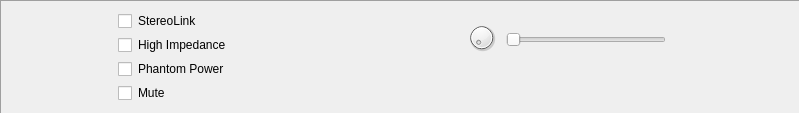
Old version of the form src/widgets/audiochannelfeaturewidget.ui in the repository dehnhardt/iconnconfig.
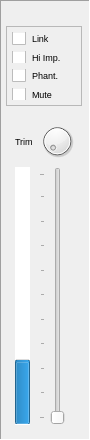
New version of the form.

Commit message: Some kind of mixer layout for audio in- and outputs

```diff
--- a/src/widgets/audiochannelfeaturewidget.ui
+++ b/src/widgets/audiochannelfeaturewidget.ui
@@ -6,20 +6,26 @@
    <rect>
     <x>0</x>
     <y>0</y>
-    <width>800</width>
-    <height>114</height>
+    <width>90</width>
+    <height>440</height>
    </rect>
   </property>
   <property name="sizePolicy">
-   <sizepolicy hsizetype="MinimumExpanding" vsizetype="MinimumExpanding">
+   <sizepolicy hsizetype="Minimum" vsizetype="Minimum">
     <horstretch>0</horstretch>
     <verstretch>0</verstretch>
    </sizepolicy>
   </property>
   <property name="minimumSize">
    <size>
-    <width>800</width>
-    <height>0</height>
+    <width>90</width>
+    <height>440</height>
+   </size>
+  </property>
+  <property name="maximumSize">
+   <size>
+    <width>100</width>
+    <height>440</height>
    </size>
   </property>
   <property name="windowTitle">
@@ -40,7 +46,22 @@
   <property name="midLineWidth">
    <number>2</number>
   </property>
-  <layout class="QHBoxLayout" name="horizontalLayout_2">
+  <layout class="QVBoxLayout" name="verticalLayout_2">
+   <property name="sizeConstraint">
+    <enum>QLayout::SetDefaultConstraint</enum>
+   </property>
+   <property name="leftMargin">
+    <number>5</number>
+   </property>
+   <property name="topMargin">
+    <number>5</number>
+   </property>
+   <property name="rightMargin">
+    <number>5</number>
+   </property>
+   <property name="bottomMargin">
+    <number>5</number>
+   </property>
    <item>
     <widget class="QLabel" name="m_pLblChannelName">
      <property name="sizePolicy">
@@ -51,13 +72,13 @@
      </property>
      <property name="minimumSize">
       <size>
-       <width>100</width>
+       <width>75</width>
        <height>0</height>
       </size>
      </property>
      <property name="maximumSize">
       <size>
-       <width>100</width>
+       <width>75</width>
        <height>16777215</height>
       </size>
      </property>
@@ -74,62 +95,121 @@
    </item>
    <item>
     <layout class="QVBoxLayout" name="verticalLayout">
+     <item alignment="Qt::AlignTop">
+      <widget class="QFrame" name="frame">
+       <property name="sizePolicy">
+        <sizepolicy hsizetype="Preferred" vsizetype="Fixed">
+         <horstretch>0</horstretch>
+         <verstretch>0</verstretch>
+        </sizepolicy>
+       </property>
+       <property name="minimumSize">
+        <size>
+         <width>76</width>
+         <height>80</height>
+        </size>
+       </property>
+       <property name="maximumSize">
+        <size>
+         <width>70</width>
+         <height>70</height>
+        </size>
+       </property>
+       <property name="frameShape">
+        <enum>QFrame::StyledPanel</enum>
+       </property>
+       <property name="frameShadow">
+        <enum>QFrame::Raised</enum>
+       </property>
+       <layout class="QVBoxLayout" name="verticalLayout_3">
+        <property name="leftMargin">
+         <number>5</number>
+        </property>
+        <property name="topMargin">
+         <number>5</number>
+        </property>
+        <property name="rightMargin">
+         <number>5</number>
+        </property>
+        <property name="bottomMargin">
+         <number>5</number>
+        </property>
      <item>
       <widget class="QCheckBox" name="m_pChbStereoLink">
        <property name="sizePolicy">
-        <sizepolicy hsizetype="Minimum" vsizetype="Expanding">
+           <sizepolicy hsizetype="Minimum" vsizetype="Minimum">
          <horstretch>0</horstretch>
          <verstretch>0</verstretch>
         </sizepolicy>
        </property>
+          <property name="font">
+           <font>
+            <pointsize>7</pointsize>
+           </font>
+          </property>
        <property name="styleSheet">
         <string notr="true">border: none</string>
        </property>
        <property name="text">
-        <string>StereoLink</string>
+           <string>Link</string>
        </property>
       </widget>
      </item>
      <item>
       <widget class="QCheckBox" name="m_pChbHighImpedance">
        <property name="sizePolicy">
-        <sizepolicy hsizetype="Minimum" vsizetype="Expanding">
+           <sizepolicy hsizetype="Minimum" vsizetype="Minimum">
          <horstretch>0</horstretch>
          <verstretch>0</verstretch>
         </sizepolicy>
        </property>
+          <property name="font">
+           <font>
+            <pointsize>7</pointsize>
+           </font>
+          </property>
        <property name="styleSheet">
         <string notr="true">border: none</string>
        </property>
        <property name="text">
-        <string>High Impedance</string>
+           <string>Hi Imp.</string>
        </property>
       </widget>
      </item>
      <item>
       <widget class="QCheckBox" name="m_pChbPhantomPower">
        <property name="sizePolicy">
-        <sizepolicy hsizetype="Minimum" vsizetype="Expanding">
+           <sizepolicy hsizetype="Minimum" vsizetype="Minimum">
          <horstretch>0</horstretch>
          <verstretch>0</verstretch>
         </sizepolicy>
        </property>
+          <property name="font">
+           <font>
+            <pointsize>7</pointsize>
+           </font>
+          </property>
        <property name="styleSheet">
         <string notr="true">border: none</string>
        </property>
        <property name="text">
-        <string>Phantom Power</string>
+           <string>Phant.</string>
        </property>
       </widget>
      </item>
      <item>
       <widget class="QCheckBox" name="m_pChbMute">
        <property name="sizePolicy">
-        <sizepolicy hsizetype="Minimum" vsizetype="Expanding">
+           <sizepolicy hsizetype="Minimum" vsizetype="Minimum">
          <horstretch>0</horstretch>
          <verstretch>0</verstretch>
         </sizepolicy>
        </property>
+          <property name="font">
+           <font>
+            <pointsize>7</pointsize>
+           </font>
+          </property>
        <property name="styleSheet">
         <string notr="true">border: none</string>
        </property>
@@ -139,8 +219,9 @@
       </widget>
      </item>
     </layout>
-   </item>
-   <item>
+      </widget>
+     </item>
+     <item alignment="Qt::AlignHCenter">
     <widget class="QFrame" name="m_pFrmVolume">
      <property name="sizePolicy">
       <sizepolicy hsizetype="Preferred" vsizetype="Expanding">
@@ -157,30 +238,112 @@
      <property name="frameShadow">
       <enum>QFrame::Raised</enum>
      </property>
-     <widget class="QSlider" name="horizontalSlider">
-      <property name="geometry">
-       <rect>
-        <x>50</x>
-        <y>20</y>
-        <width>160</width>
-        <height>16</height>
-       </rect>
-      </property>
+       <layout class="QGridLayout" name="gridLayout">
+        <item row="0" column="1">
+         <widget class="QLabel" name="label">
+          <property name="sizePolicy">
+           <sizepolicy hsizetype="Minimum" vsizetype="Minimum">
+            <horstretch>0</horstretch>
+            <verstretch>0</verstretch>
+           </sizepolicy>
+          </property>
+          <property name="maximumSize">
+           <size>
+            <width>30</width>
+            <height>16777215</height>
+           </size>
+          </property>
+          <property name="font">
+           <font>
+            <pointsize>7</pointsize>
+           </font>
+          </property>
+          <property name="text">
+           <string>Trim</string>
+          </property>
+         </widget>
+        </item>
+        <item row="1" column="1">
+         <widget class="QProgressBar" name="progressBar">
+          <property name="minimumSize">
+           <size>
+            <width>15</width>
+            <height>0</height>
+           </size>
+          </property>
+          <property name="maximumSize">
+           <size>
+            <width>15</width>
+            <height>16777215</height>
+           </size>
+          </property>
+          <property name="font">
+           <font>
+            <pointsize>7</pointsize>
+           </font>
+          </property>
+          <property name="value">
+           <number>24</number>
+          </property>
+          <property name="textVisible">
+           <bool>false</bool>
+          </property>
       <property name="orientation">
-       <enum>Qt::Horizontal</enum>
-      </property>
-     </widget>
+           <enum>Qt::Vertical</enum>
+          </property>
+          <property name="textDirection">
+           <enum>QProgressBar::TopToBottom</enum>
+          </property>
+         </widget>
+        </item>
+        <item row="1" column="2">
+         <widget class="QSlider" name="m_pSlideVolume">
+          <property name="minimumSize">
+           <size>
+            <width>30</width>
+            <height>0</height>
+           </size>
+          </property>
+          <property name="orientation">
+           <enum>Qt::Vertical</enum>
+          </property>
+          <property name="invertedAppearance">
+           <bool>false</bool>
+          </property>
+          <property name="invertedControls">
+           <bool>false</bool>
+          </property>
+          <property name="tickPosition">
+           <enum>QSlider::TicksAbove</enum>
+          </property>
+          <property name="tickInterval">
+           <number>10</number>
+          </property>
+         </widget>
+        </item>
+        <item row="0" column="2">
      <widget class="QDial" name="m_pDialTrim">
-      <property name="geometry">
-       <rect>
-        <x>10</x>
-        <y>10</y>
-        <width>31</width>
-        <height>31</height>
-       </rect>
-      </property>
-     </widget>
-    </widget>
+          <property name="maximumSize">
+           <size>
+            <width>40</width>
+            <height>40</height>
+           </size>
+          </property>
+          <property name="value">
+           <number>0</number>
+          </property>
+          <property name="wrapping">
+           <bool>false</bool>
+          </property>
+          <property name="notchTarget">
+           <double>1.700000000000000</double>
+          </property>
+         </widget>
+        </item>
+       </layout>
+      </widget>
+     </item>
+    </layout>
    </item>
   </layout>
  </widget>
```
Lines whose indentation alone changed are shown as unchanged. The commit also changes 14 other files.
